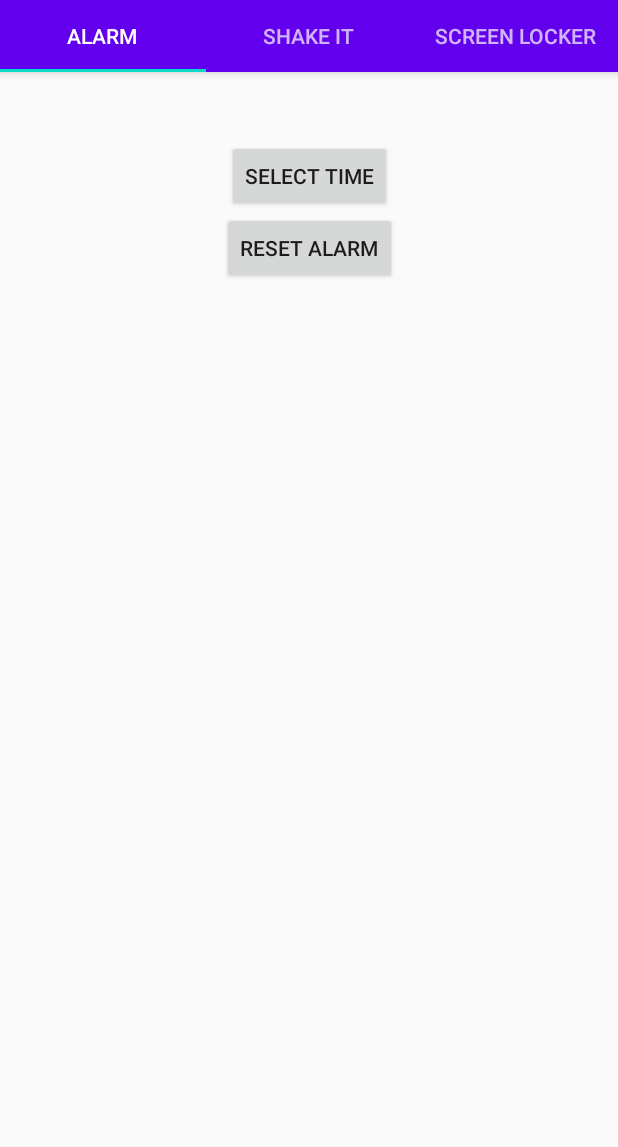
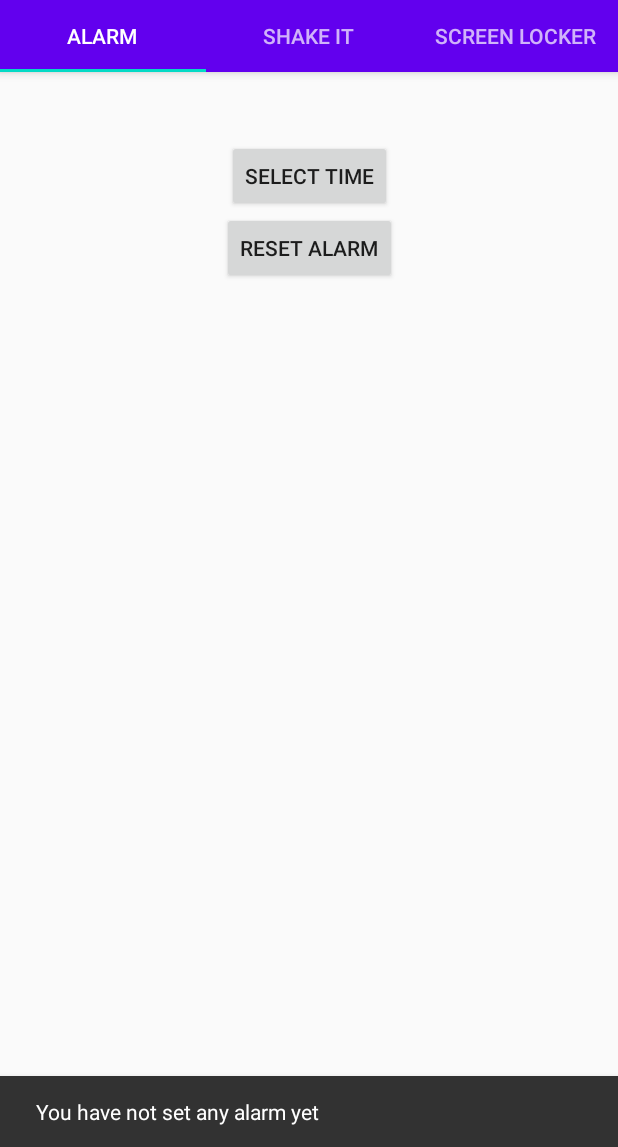
Before and after one commit to sharif-dev/HW2-Sensors, an Android app: the screen it shows after launch (MainActivity), after a tap on "RESET ALARM", on a phone screen of 412 x 824 dp, the part 89-1236 px from its top. Run offline under Robolectric (Android 15) with nearby library versions, the phone set to English and light mode, and no system bars.

Commit message:
fix reset alarm exception

```diff
--- a/app/src/main/java/com/example/fulloffeatures/fragments/AlarmFragment.java
+++ b/app/src/main/java/com/example/fulloffeatures/fragments/AlarmFragment.java
@@ -20,6 +20,7 @@ import androidx.fragment.app.Fragment;
 
 import com.example.fulloffeatures.AlarmReceiver;
 import com.example.fulloffeatures.R;
+import com.google.android.material.snackbar.Snackbar;
 
 import java.util.Calendar;
 import java.util.Objects;
@@ -108,9 +109,16 @@ public class AlarmFragment extends Fragment {
         resetAlarmButton.setOnClickListener(new View.OnClickListener() {
             @Override
             public void onClick(View v) {
-                alarmTimeText.setText("");
-                saveTime(-1, -1);
-                alarmManager.cancel(alarmIntent);
+                if (alarmIntent != null || alarmManager != null) {
+                    alarmTimeText.setText("");
+                    saveTime(-1, -1);
+                    alarmManager.cancel(alarmIntent);
+                } else {
+                    Snackbar.make(
+                            v,
+                            getString(R.string.not_set_alarm),
+                            Snackbar.LENGTH_LONG).show();
+                }
             }
         });
 
--- a/app/src/main/java/com/example/fulloffeatures/sensors/ShakeSensor.java
+++ b/app/src/main/java/com/example/fulloffeatures/sensors/ShakeSensor.java
@@ -73,7 +73,6 @@ public class ShakeSensor implements SensorEventListener {
                     vibrator.vibrate(500);
                 }
                 poweron();
-
             }
         }
     }
--- a/app/src/main/res/values/strings.xml
+++ b/app/src/main/res/values/strings.xml
@@ -15,6 +15,7 @@
     <string name="running">running</string>
     <string name="default_pref">default</string>
     <string name="hardware_compatibility_error">Your device does not have required hardware</string>
+    <string name="not_set_alarm">You have not set any alarm yet</string>
 
     <string-array name="tab_title">
         <item>Alarm</item>
```
Also changed, not shown: 1 other file.
